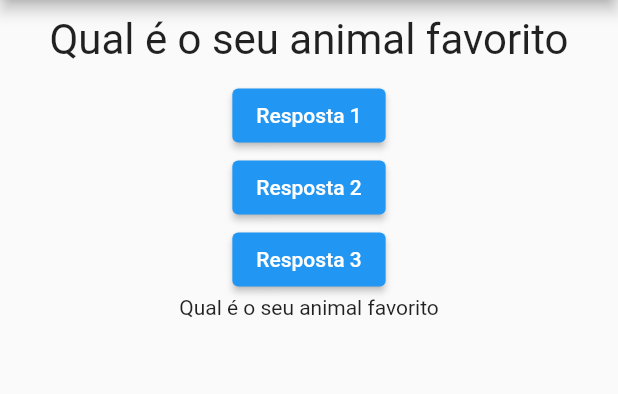
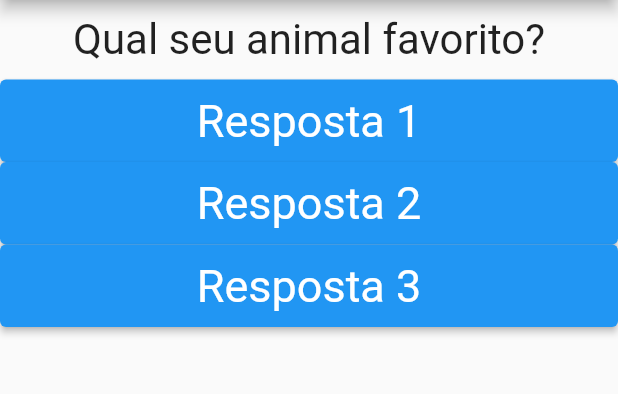
Before and after one commit to DanielCaetano/Flutter, a Flutter app: the screen it shows after launch, after a tap on "Resposta 1", on a phone screen of 412 x 824 dp, the part 84-478 px from its top. Run offline on Flutter 3.47's test engine with Material 2 defaults, Android fonts, the phone set to English and light mode, and no system bars.

Commit message:
Classe perguntas

```diff
--- a/curso_flutter/projeto_perguntas/lib/main.dart
+++ b/curso_flutter/projeto_perguntas/lib/main.dart
@@ -1,5 +1,6 @@
 import 'package:flutter/material.dart';
 import 'package:projeto_perguntas/questaoDart.dart';
+import 'package:projeto_perguntas/respostas.dart';
 
 void main() {
   runApp(PerguntaApp());
@@ -8,26 +9,25 @@ void main() {
 class PerguntaAppState extends State<PerguntaApp> {
   var _perguntaAppSelecionada = 0;
 
-  final List<String> perguntas = [
-    'Qual é a sua cor favorita?',
-    'Qual é o seu animal favorito'
+  final List<Map<String, Object>> perguntas = [
+    {
+      'texto': 'Qual é a sua cor favorita?',
+      'respostas': ['Preto', 'Vermelho', 'Verde', 'Branco'],
+    },
+    {
+      'texto': 'Qual seu animal favorito?',
+      'respostas': ['Coelho', 'Cobra', 'Elefante', 'Leão'],
+    },
+    {
+      'texto': 'Qual é o seu instrutor favorita?',
+      'respostas': ['Maria', 'Jão', 'Elefante', 'Leão'],
+    },
   ];
 
-  String pergunta() {
-    String elementAt = perguntas.elementAt(_perguntaAppSelecionada);
-    print(elementAt);
-    return elementAt;
-  }
-
   void _responder() {
-    if (_perguntaAppSelecionada < perguntas.length - 1) {
-      setState(() {
-        _perguntaAppSelecionada++;
-      });
-    }
-
-    print("pergunt:");
-    print(_perguntaAppSelecionada);
+    setState(() {
+      _perguntaAppSelecionada++;
+    });
   }
 
   @override
@@ -39,11 +39,10 @@ class PerguntaAppState extends State<PerguntaApp> {
       ),
       body: Column(
         children: [
-          Questao(pergunta()),
-          ElevatedButton(onPressed: _responder, child: Text('Resposta 1')),
-          ElevatedButton(onPressed: _responder, child: Text('Resposta 2')),
-          ElevatedButton(onPressed: _responder, child: Text('Resposta 3')),
-          Text(pergunta()),
+          Questao(perguntas[_perguntaAppSelecionada]['texto']),
+          Respostas('Resposta 1', _responder),
+          Respostas('Resposta 2', _responder),
+          Respostas('Resposta 3', _responder),
         ],
       ),
     ));
--- /dev/null
+++ b/curso_flutter/projeto_perguntas/lib/respostas.dart
@@ -0,0 +1,23 @@
+import 'package:flutter/material.dart';
+
+class Respostas extends StatelessWidget {
+  final String texto;
+  final void Function() onSelect;
+
+  Respostas(this.texto, this.onSelect);
+
+  @override
+  Widget build(BuildContext context) {
+    return Container(
+      width: double.infinity,
+      child: ElevatedButton(
+        onPressed: onSelect,
+        child: Text(texto),
+        style: ButtonStyle(
+            backgroundColor: MaterialStateProperty.all(Colors.blue),
+            padding: MaterialStateProperty.all(EdgeInsets.all(10)),
+            textStyle: MaterialStateProperty.all(TextStyle(fontSize: 30))),
+      ),
+    );
+  }
+}
```
